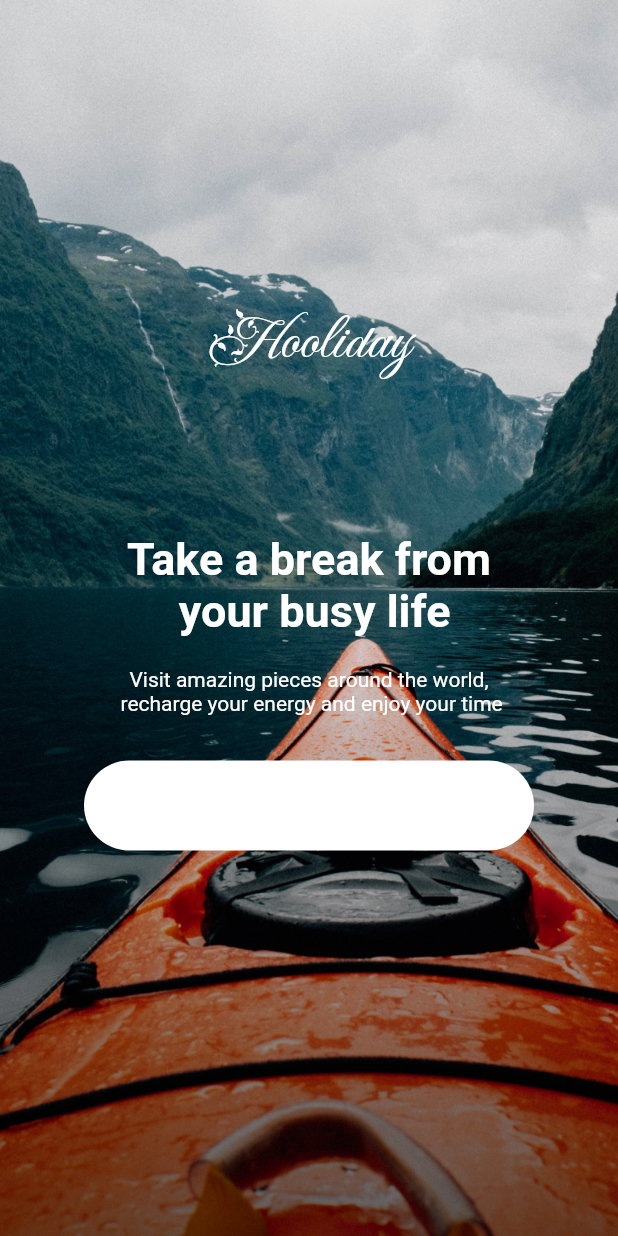
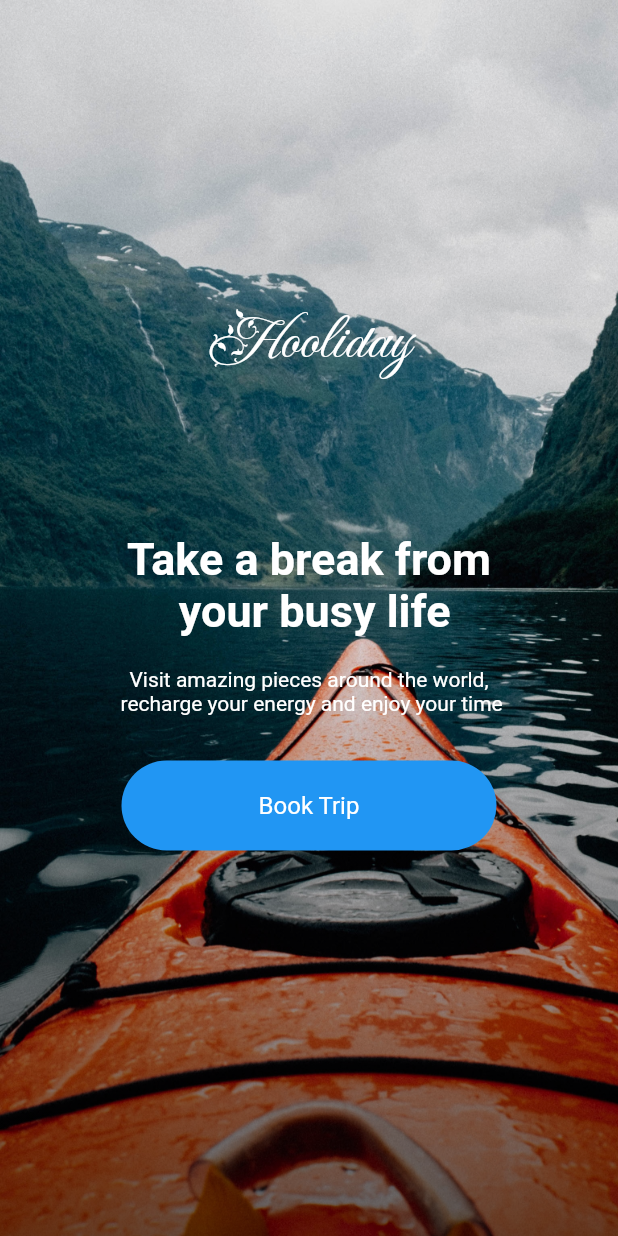
Before and after one commit to Tosin8/hooliday, a Flutter app: the screen it shows after launch, on a phone screen of 412 x 824 dp. Run offline on Flutter 3.47's test engine with Material 2 defaults, Android fonts, the phone set to English and light mode, and no system bars; our stand-ins replace font_awesome_flutter, page_transition.

Commit message:
Update splash_button.dart

```diff
--- a/lib/extensions/splash_button.dart
+++ b/lib/extensions/splash_button.dart
@@ -14,11 +14,17 @@ class _SplashBtnState extends State<SplashBtn> {
   @override
   Widget build(BuildContext context) {
     return Container(
-        width: 300,
-        height: 60,
-        decoration: BoxDecoration(
-          color: Colors.white,
-          borderRadius: BorderRadius.circular(30),
-        ));
+      width: 250,
+      height: 60,
+      decoration: BoxDecoration(
+        color: Colors.blue,
+        borderRadius: BorderRadius.circular(30),
+      ),
+      child: Align(
+          child: Text(
+        'Book Trip',
+        style: TextStyle(color: Colors.white, fontSize: 16),
+      )),
+    );
   }
 }
```
